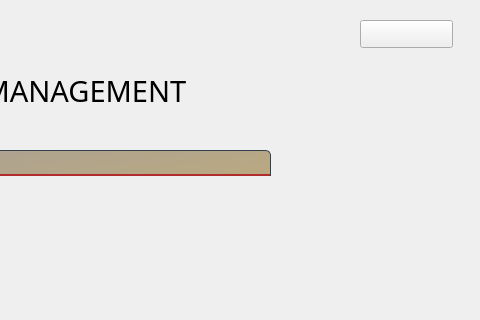
Above: app/UI/main_user.ui from omegaBionic/maderation_front before the change; both pictures show x 320 to 800 and y 0 to 320 of the 800 by 600 pixel window. Below: the same form after it.
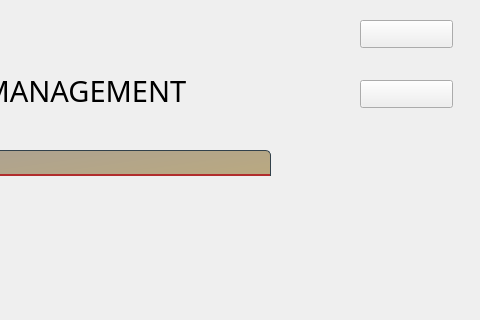
That is the form after the change. Icons and pictures are not drawn.

```diff
--- a/app/UI/main_user.ui
+++ b/app/UI/main_user.ui
@@ -188,6 +188,34 @@
      <string/>
     </property>
    </widget>
+   <widget class="QPushButton" name="pushButton">
+    <property name="geometry">
+     <rect>
+      <x>680</x>
+      <y>80</y>
+      <width>93</width>
+      <height>28</height>
+     </rect>
+    </property>
+    <property name="styleSheet">
+     <string notr="true">QPushButton {
+	border-image: url(:/pictures/img/add_user.png);
+}
+
+QPushButton::hover {
+	border-image: url(:/pictures/img/add_user_hover.png);
+
+}
+
+QPushButton::pressed {
+	border-image: url(:/pictures/img/add_user_pressed.png);
+
+}</string>
+    </property>
+    <property name="text">
+     <string/>
+    </property>
+   </widget>
   </widget>
  </widget>
  <resources/>
```
Left out of the diff: 2 changed lines with no effect on the pictures.
